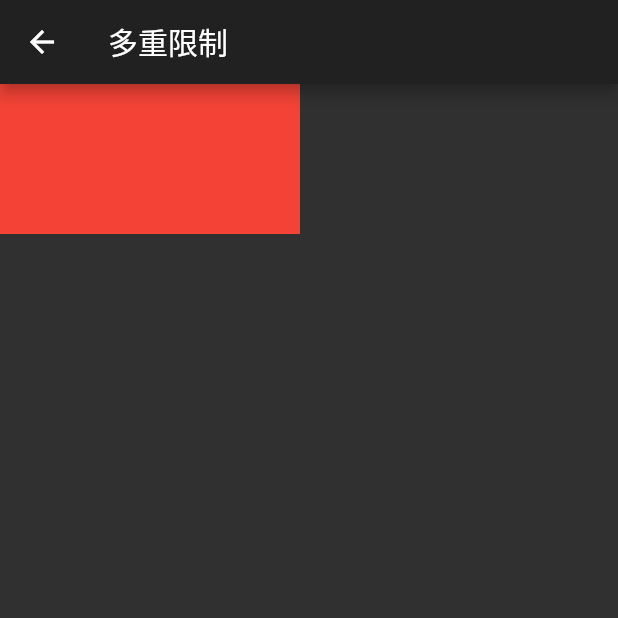
After one commit to Germtao/TTFlutter, a Flutter app: the MultipleLimitBoxWidget screen opened directly, on a phone screen of 412 x 824 dp, the top half of it. The commit adds this screen. Run offline on Flutter 3.47's test engine with Material 2 defaults, Android fonts, the phone set to English and light mode, and no system bars.

Commit message:
【容器类】多重限制

```diff
--- a/Flutter集合/flutter_collection/lib/container_widget(容器类控件)/尺寸限制类控件/box_widget.dart
+++ b/Flutter集合/flutter_collection/lib/container_widget(容器类控件)/尺寸限制类控件/box_widget.dart
@@ -1,5 +1,6 @@
 import 'package:flutter/material.dart';
 import 'package:flutter_collection/container_widget(%E5%AE%B9%E5%99%A8%E7%B1%BB%E6%8E%A7%E4%BB%B6)/%E5%B0%BA%E5%AF%B8%E9%99%90%E5%88%B6%E7%B1%BB%E6%8E%A7%E4%BB%B6/constrained_box_widget.dart';
+import 'package:flutter_collection/container_widget(%E5%AE%B9%E5%99%A8%E7%B1%BB%E6%8E%A7%E4%BB%B6)/%E5%B0%BA%E5%AF%B8%E9%99%90%E5%88%B6%E7%B1%BB%E6%8E%A7%E4%BB%B6/multiple_limit_box_widget.dart';
 import 'package:flutter_collection/container_widget(%E5%AE%B9%E5%99%A8%E7%B1%BB%E6%8E%A7%E4%BB%B6)/%E5%B0%BA%E5%AF%B8%E9%99%90%E5%88%B6%E7%B1%BB%E6%8E%A7%E4%BB%B6/sized_box_widget.dart';
 
 // 尺寸限制类容器
@@ -35,7 +36,13 @@ class BoxWidget extends StatelessWidget {
           ),
           RaisedButton(
             child: Text('多重限制'),
-            onPressed: () {},
+            onPressed: () {
+              Navigator.of(context).push(
+                MaterialPageRoute(
+                  builder: (context) => MultipleLimitBoxWidget(),
+                ),
+              );
+            },
           ),
           RaisedButton(
             child: Text('UnconstrainedBox'),
--- /dev/null
+++ b/Flutter集合/flutter_collection/lib/container_widget(容器类控件)/尺寸限制类控件/multiple_limit_box_widget.dart
@@ -0,0 +1,24 @@
+import 'package:flutter/material.dart';
+
+// 多重限制
+class MultipleLimitBoxWidget extends StatelessWidget {
+  @override
+  Widget build(BuildContext context) {
+    return Scaffold(
+      appBar: AppBar(
+        title: Text('多重限制'),
+      ),
+      body: ConstrainedBox(
+        constraints: BoxConstraints(minWidth: 100.0, minHeight: 100.0), // 父
+        child: ConstrainedBox(
+          constraints: BoxConstraints(minWidth: 200.0, minHeight: 50.0), // 子
+          child: redBox,
+        ),
+      ),
+    );
+  }
+
+  Widget redBox = DecoratedBox(
+    decoration: BoxDecoration(color: Colors.red),
+  );
+}
```
